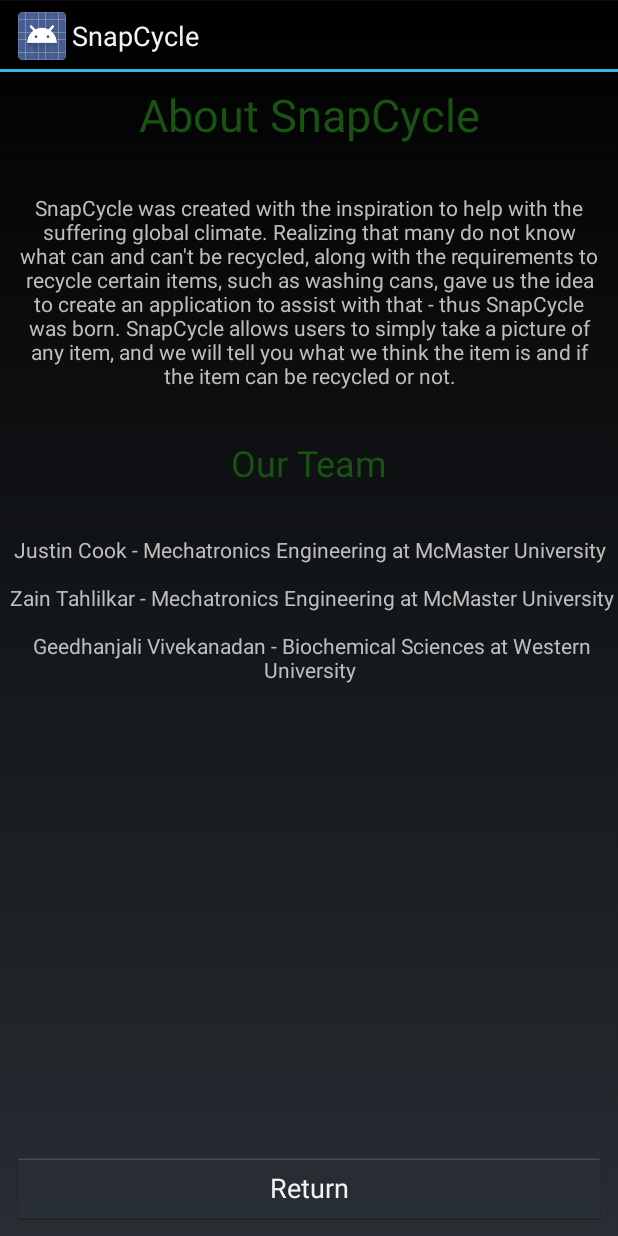
After one commit to zainosaurus/SnapCycle, an Android app: the InfoActivity screen opened directly, with no data from a screen before it, on a phone screen of 412 x 824 dp. The commit adds this screen. Run offline under Robolectric (Android 15) with nearby library versions, the phone set to English and light mode, and no system bars.

Commit message:
Return buttons, info page, and recycling tips

```diff
--- /dev/null
+++ b/app/src/main/java/tech/snapcycle/InfoActivity.java
@@ -0,0 +1,30 @@
+package tech.snapcycle;
+
+import android.app.Activity;
+import android.content.Context;
+import android.content.Intent;
+import android.os.Bundle;
+import android.view.View;
+import android.widget.Button;
+
+public class InfoActivity extends Activity {
+
+    @Override
+    protected void onCreate(Bundle savedInstanceState) {
+        super.onCreate(savedInstanceState);
+        setContentView(R.layout.info_activity);
+        createListener(InfoActivity.this, MainActivity.class, R.id.about_return_button);
+    }
+
+    private void createListener(final Context context, final Class<?> activity, int id) {
+        Button barcode_button = findViewById(id);
+        View.OnClickListener listener = new View.OnClickListener() {
+            @Override
+            public void onClick(View view) {
+                Intent intent = new Intent(context, activity);
+                startActivity(intent);
+            }
+        };
+        barcode_button.setOnClickListener(listener);
+    }
+}
--- /dev/null
+++ b/app/src/main/res/layout/info_activity.xml
@@ -0,0 +1,79 @@
+<?xml version="1.0" encoding="utf-8"?>
+<android.support.constraint.ConstraintLayout xmlns:android="http://schemas.android.com/apk/res/android"
+    xmlns:app="http://schemas.android.com/apk/res-auto"
+    xmlns:tools="http://schemas.android.com/tools"
+    android:layout_width="match_parent"
+    android:layout_height="match_parent"
+    tools:context=".InfoActivity">
+
+    <TextView
+        android:id="@+id/textView3"
+        android:layout_width="wrap_content"
+        android:layout_height="wrap_content"
+        android:layout_marginStart="8dp"
+        android:layout_marginTop="8dp"
+        android:layout_marginEnd="8dp"
+        android:text="@string/info_header"
+        android:textColor="@color/darkGreen"
+        android:textSize="30sp"
+        app:layout_constraintEnd_toEndOf="parent"
+        app:layout_constraintStart_toStartOf="parent"
+        app:layout_constraintTop_toTopOf="parent" />
+
+    <TextView
+        android:id="@+id/textView4"
+        android:layout_width="wrap_content"
+        android:layout_height="wrap_content"
+        android:layout_marginStart="8dp"
+        android:layout_marginTop="32dp"
+        android:layout_marginEnd="8dp"
+        android:gravity="center"
+        android:paddingLeft="10dp"
+        android:paddingRight="10dp"
+        android:text="@string/about_snapcycle"
+        app:layout_constraintEnd_toEndOf="parent"
+        app:layout_constraintStart_toStartOf="parent"
+        app:layout_constraintTop_toBottomOf="@+id/textView3" />
+
+    <TextView
+        android:id="@+id/textView5"
+        android:layout_width="wrap_content"
+        android:layout_height="wrap_content"
+        android:layout_marginStart="8dp"
+        android:layout_marginTop="32dp"
+        android:layout_marginEnd="8dp"
+        android:text="@string/snapcycle_members_header"
+        android:textColor="@color/darkGreen"
+        android:textSize="24sp"
+        android:gravity="center"
+        app:layout_constraintEnd_toEndOf="parent"
+        app:layout_constraintStart_toStartOf="parent"
+        app:layout_constraintTop_toBottomOf="@+id/textView4" />
+
+    <TextView
+        android:id="@+id/textView9"
+        android:layout_width="wrap_content"
+        android:layout_height="wrap_content"
+        android:layout_marginStart="8dp"
+        android:layout_marginTop="32dp"
+        android:layout_marginEnd="8dp"
+        android:text="@string/snapcycle_members_list"
+        android:gravity="center"
+        app:layout_constraintEnd_toEndOf="parent"
+        app:layout_constraintStart_toStartOf="parent"
+        app:layout_constraintTop_toBottomOf="@+id/textView5" />
+
+    <Button
+        android:id="@+id/about_return_button"
+        style="?metaButtonBarButtonStyle"
+        android:layout_width="0dp"
+        android:layout_height="wrap_content"
+        android:layout_marginStart="8dp"
+        android:layout_marginEnd="8dp"
+        android:layout_marginBottom="8dp"
+        android:layout_weight="1"
+        android:text="@string/return_button"
+        app:layout_constraintBottom_toBottomOf="parent"
+        app:layout_constraintEnd_toEndOf="parent"
+        app:layout_constraintStart_toStartOf="parent" />
+</android.support.constraint.ConstraintLayout>
--- a/app/src/main/res/values/strings.xml
+++ b/app/src/main/res/values/strings.xml
@@ -7,12 +7,29 @@
     <string name="welcome">Welcome to SnapCycle</string>
     <string name="barcode_start_button">Barcode Scanner</string>
     <string name="image_start_button">Image Scanner</string>
-    <string name="app_info_button">Info</string>
-
-    <!-- Barcode activity strings -->
-    <string name="title_activity_barcode">Barcode Scanner</string>
+    <string name="app_info_button">About</string>
+    <string name="recycling_tips">Recycling Tips</string>
+    <string name="recycling_tip_one">Wash out cans and other beverage containers before recycling</string>
+    <string name="recycling_tip_two">Different cities have different rules on what can be recycled</string>
+    <string name="recycling_tip_three">Some none recyclable items, like food, make great compost for your yard</string>
 
     <!-- Image activity strings -->
     <string name="title_activity_image">Image Recognition Scanner</string>
     <string name="image_activity_content_description">Image of the photo being used</string>
+
+    <!-- Info activity strings -->
+    <string name="info_header">About SnapCycle</string>
+    <string name="about_snapcycle">
+        SnapCycle was created with the inspiration to help with the suffering global climate. Realizing
+        that many do not know what can and can\'t be recycled, along with the requirements to recycle certain items,
+        such as washing cans, gave us the idea to create an application to assist with that - thus SnapCycle was born.
+        SnapCycle allows users to simply take a picture of any item, and we will tell you what we think the item is and
+        if the item can be recycled or not.
+    </string>
+    <string name="snapcycle_members_header">Our Team</string>
+    <string name="snapcycle_members_list">
+        Justin Cook - Mechatronics Engineering at McMaster University\n\n
+        Zain Tahlilkar - Mechatronics Engineering at McMaster University\n\n
+        Geedhanjali Vivekanadan - Biochemical Sciences at Western University
+    </string>
 </resources>
```
Also changed, not shown: app/src/main/AndroidManifest.xml (+8 -8 lines), app/src/main/java/tech/snapcycle/BarcodeActivity.java (deleted, +0 -174 lines), app/src/main/java/tech/snapcycle/ImageActivity.java (+15 -0 lines), app/src/main/java/tech/snapcycle/MainActivity.java (+5 -6 lines), app/src/main/res/layout/activity_main.xml (+75 -14 lines), app/src/main/res/layout/barcode_activity.xml (deleted, +0 -50 lines).
